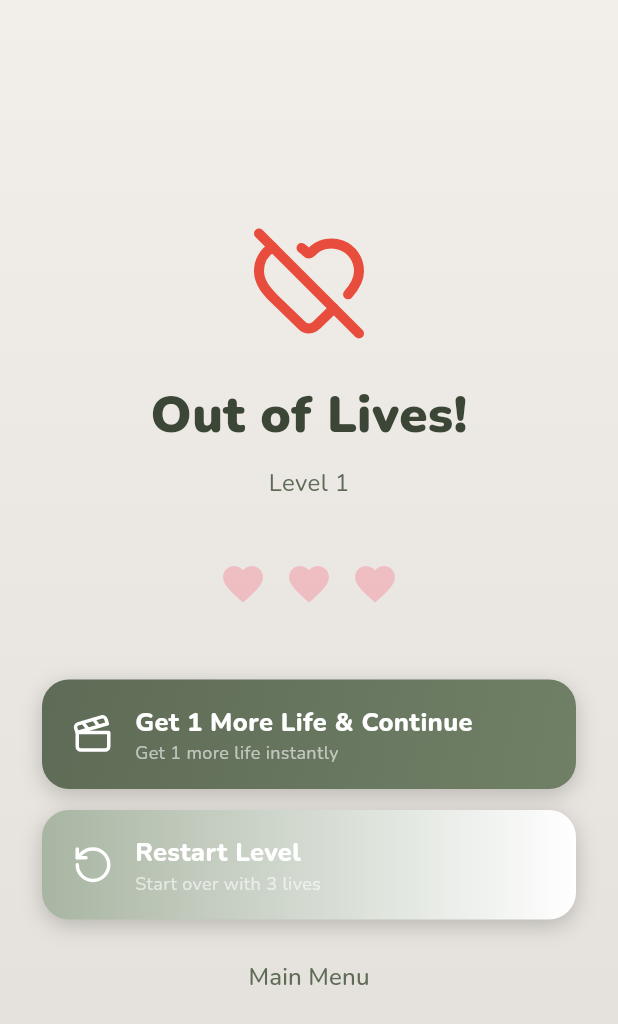
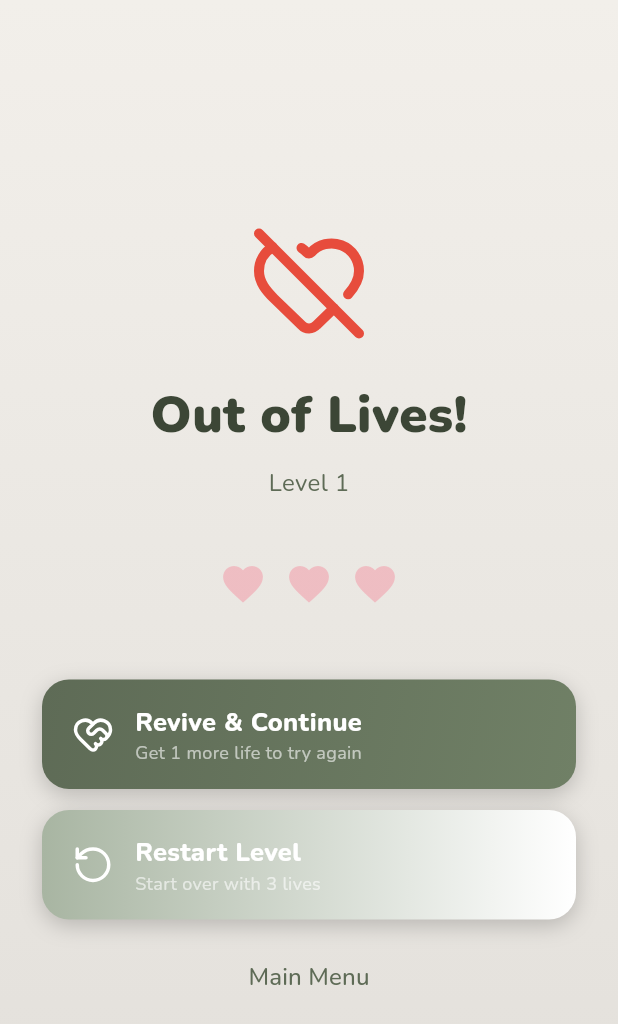
Before and after one commit to khanalsaurav331-stack/arrow-escape-clean, a Flutter app: the GameOverScreen screen opened by its route, on a phone screen of 412 x 824 dp. Shown: the top 1024 px of the screen. Run offline on Flutter 3.47's test engine with Material 3 defaults, Android fonts, the light colour scheme and no system bars; drawn by our look-alikes of flutter_animate; our stand-ins replace confetti, firebase_core, firebase_crashlytics, google_fonts, lucide_icons_flutter, package_info_plus and 1 more; missing offline and left inert: flame, flame_audio, in_app_update; accounts and stored records are empty.

Commit message:
Updated Game Over layout with custom Revive button design

```diff
--- a/lib/screens/game_over/game_over_screen.dart
+++ b/lib/screens/game_over/game_over_screen.dart
@@ -1,7 +1,6 @@
 import 'package:flutter/material.dart';
 import 'package:flutter_animate/flutter_animate.dart';
 import 'package:google_fonts/google_fonts.dart';
-import 'package:provider/provider.dart';
 import 'package:lucide_icons_flutter/lucide_icons.dart';
 
 import '../../core/app_colors.dart';
@@ -80,10 +79,11 @@ class GameOverScreen extends StatelessWidget {
 
                 const SizedBox(height: 48),
 
+                // 1. Primary Action: Revive & Continue (Easy to plug ads here later!)
                 _ActionButton(
-                  icon: LucideIcons.clapperboard,
-                  label: 'Get 1 More Life & Continue',
-                  subtitle: 'Get 1 more life instantly',
+                  icon: LucideIcons.heartHandshake,
+                  label: 'Revive & Continue',
+                  subtitle: 'Get 1 more life to try again',
                   gradient: AppColors.successGradient,
                   onTap: () {
                     if (!context.mounted) return;
@@ -97,7 +97,7 @@ class GameOverScreen extends StatelessWidget {
 
                 const SizedBox(height: 14),
 
-                // Restart level (full lives)
+                // 2. Secondary Action: Restart Level (Start fresh with 3 lives)
                 _ActionButton(
                   icon: LucideIcons.rotateCcw,
                   label: 'Restart Level',
@@ -112,7 +112,7 @@ class GameOverScreen extends StatelessWidget {
 
                 const SizedBox(height: 14),
 
-                // Back to menu
+                // 3. Navigation Action: Back to menu
                 TextButton(
                   onPressed: () {
                     AudioManager.instance.playClick();
```
Also changed, not shown: 2 other files.
